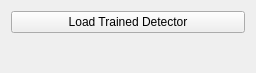
Before: the Qt Designer form ilastik/applets/fillMissingSlices/drawer.ui in ilastik/ilastik, drawn with Qt 5.
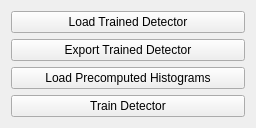
After: the same form once the commit is applied.

Commit message: fillmissing: added functionality to gui drawer

The edit to the form file:
```diff
--- a/ilastik/applets/fillMissingSlices/drawer.ui
+++ b/ilastik/applets/fillMissingSlices/drawer.ui
@@ -55,6 +55,53 @@
        </property>
       </spacer>
      </item>
+     <item>
+      <widget class="QPushButton" name="exportDetectorButton">
+       <property name="text">
+        <string>Export Trained Detector</string>
+       </property>
+      </widget>
+     </item>
+     <item>
+      <spacer name="verticalSpacer">
+       <property name="orientation">
+        <enum>Qt::Vertical</enum>
+       </property>
+       <property name="sizeHint" stdset="0">
+        <size>
+         <width>20</width>
+         <height>40</height>
+        </size>
+       </property>
+      </spacer>
+     </item>
+     <item>
+      <widget class="QPushButton" name="loadHistogramsButton">
+       <property name="text">
+        <string>Load Precomputed Histograms</string>
+       </property>
+      </widget>
+     </item>
+     <item>
+      <spacer name="verticalSpacer">
+       <property name="orientation">
+        <enum>Qt::Vertical</enum>
+       </property>
+       <property name="sizeHint" stdset="0">
+        <size>
+         <width>20</width>
+         <height>40</height>
+        </size>
+       </property>
+      </spacer>
+     </item>
+     <item>
+      <widget class="QPushButton" name="trainButton">
+       <property name="text">
+        <string>Train Detector</string>
+       </property>
+      </widget>
+     </item>
     </layout>
    </item>
   </layout>
```
The commit also changes 3 other files.
